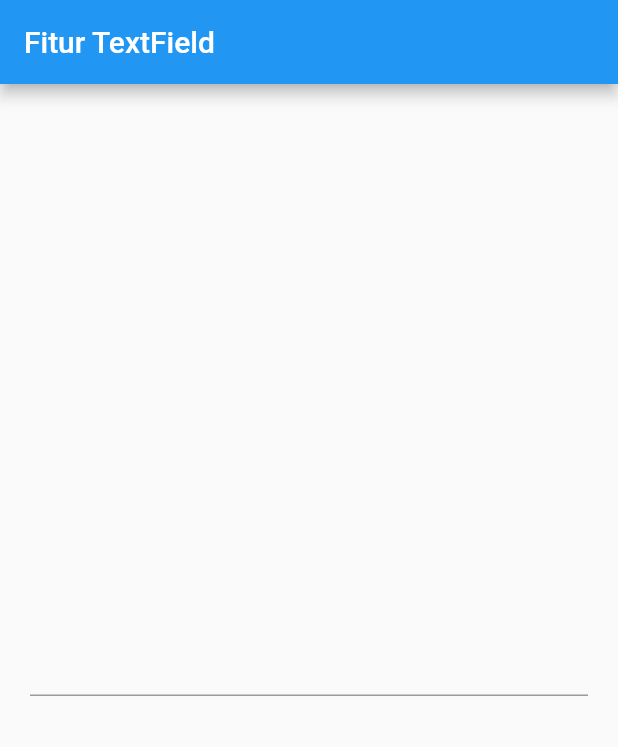
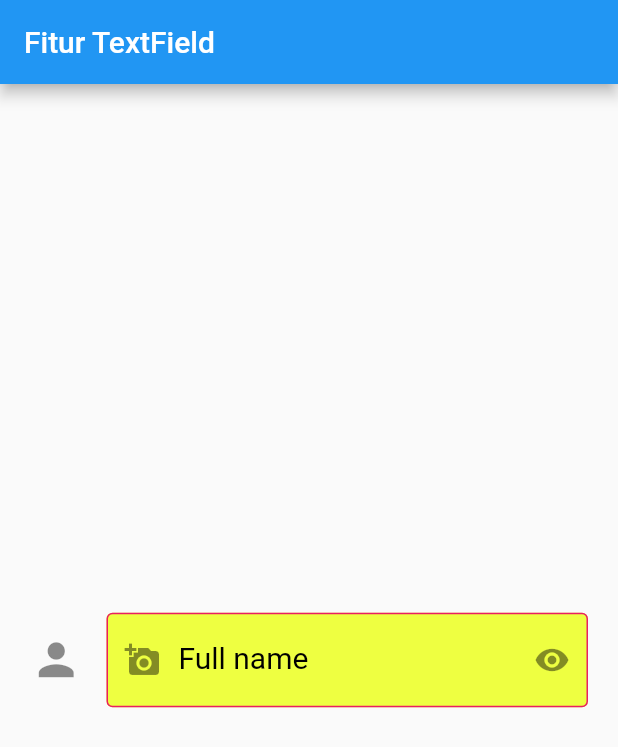
Before and after one commit to dellaputriherman/PEMROGRAMAN_FLUTTER, a Flutter app: the screen it shows after launch, on a phone screen of 412 x 824 dp. Shown: the top 747 px of the screen. Run offline on Flutter 3.47's test engine with Material 2 defaults, Android fonts, the phone set to English and light mode, and no system bars; our stand-ins replace faker.

Commit message:
Update FLUTTER 17 Dekorasi Text Field

```diff
--- a/fitur_text_field/lib/main.dart
+++ b/fitur_text_field/lib/main.dart
@@ -18,14 +18,67 @@ class MyApp extends StatelessWidget {
             child: TextField(
               autocorrect: false,
               showCursor: true,
-              cursorColor: Colors.deepPurple,
+              cursorColor: Colors.pink,
               // cursorWidth: 10,
               // cursorHeight: 25,
               // cursorRadius: Radius.circular(20),
 
               textAlign: TextAlign.start,
               textAlignVertical: TextAlignVertical.center,
-              textCapitalization: TextCapitalization.words,
+              textCapitalization: TextCapitalization.none,
+
+              style: TextStyle(
+                color: Colors.pink,
+                fontSize: 20,
+              ),
+              obscureText: true,
+
+              decoration: InputDecoration(
+                fillColor: Colors.limeAccent,
+                filled: true,
+                icon: Icon(
+                  Icons.person,
+                  size: 35,
+                ),
+                border: OutlineInputBorder(),
+
+                focusedBorder: OutlineInputBorder(
+                  borderSide: BorderSide(
+                    color: Colors.black,
+                  ),
+                ),
+
+                enabledBorder: OutlineInputBorder(
+                  borderSide: BorderSide(
+                    color: Colors.pink,
+                  ),
+                ),
+
+                prefixIcon: Icon(Icons.add_a_photo),
+                suffixIcon: IconButton(
+                  icon: Icon(Icons.remove_red_eye),
+                  onPressed: () {},
+                ),
+                // prefixIcon: Icon(
+                //   Icons.person_add,
+                //     size: 35,
+                // ),
+                //prefixText: "Name",
+                //   prefix: Icon(
+                //     Icons.person_add,
+                //       size: 35,
+                // ),
+                hintText: "Please input your name..",
+                hintStyle: TextStyle(
+                  color: Colors.black,
+                  fontSize: 20,
+                ),
+                labelText: "Full name",
+                labelStyle: TextStyle(
+                  color: Colors.black,
+                  fontSize: 20,
+                ),
+              ),
             ),
           ),
         ),
```
